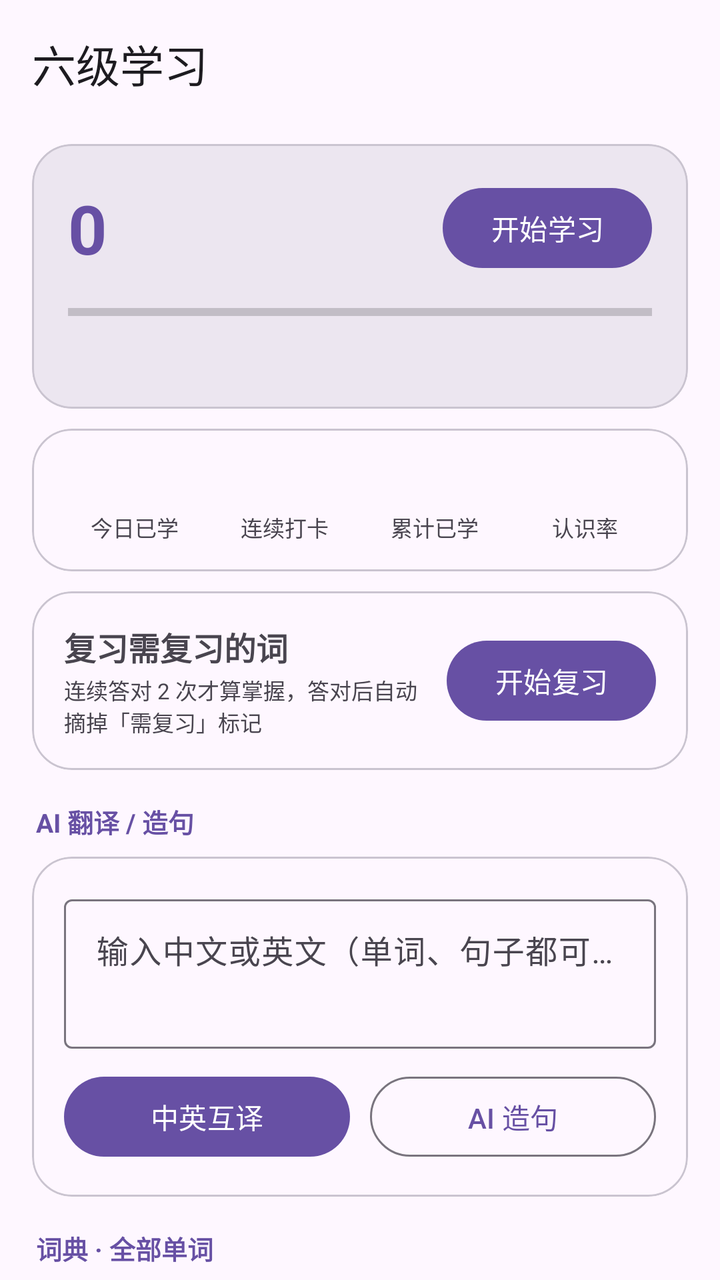
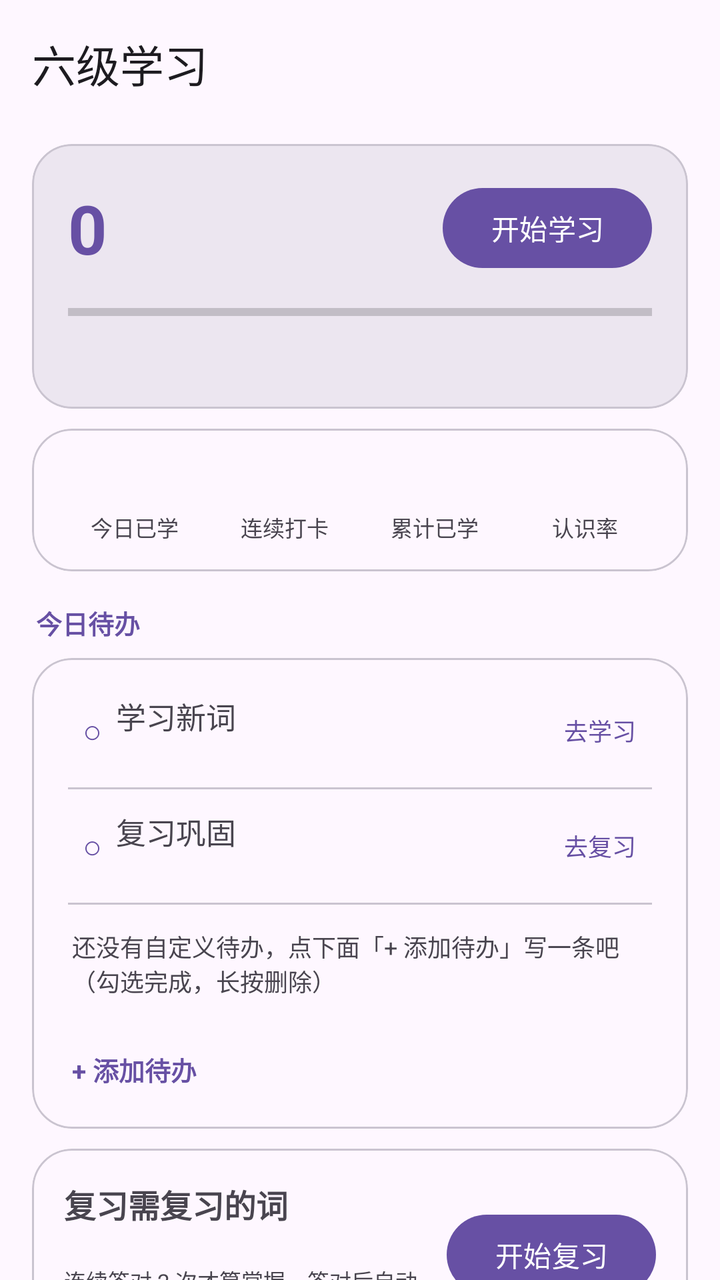

Screens rendered from an Android XML layout before and after an edit, with the pre-edit source and the edit as a unified diff.
<!-- AndroidManifest.xml: application theme Theme.XueTi -->
<!-- res/layout/activity_study_hub.xml -->
<?xml version="1.0" encoding="utf-8"?>
<LinearLayout xmlns:android="http://schemas.android.com/apk/res/android"
    xmlns:app="http://schemas.android.com/apk/res-auto"
    android:layout_width="match_parent"
    android:layout_height="match_parent"
    android:orientation="vertical">

    <com.google.android.material.appbar.MaterialToolbar
        android:id="@+id/toolbar"
        android:layout_width="match_parent"
        android:layout_height="?attr/actionBarSize"
        app:title="@string/study_hub_title" />

    <androidx.core.widget.NestedScrollView
        android:layout_width="match_parent"
        android:layout_height="0dp"
        android:layout_weight="1"
        android:clipToPadding="false"
        android:fillViewport="true"
        android:paddingBottom="20dp">

        <LinearLayout
            android:layout_width="match_parent"
            android:layout_height="wrap_content"
            android:orientation="vertical">

            
            <com.google.android.material.card.MaterialCardView
                android:layout_width="match_parent"
                android:layout_height="wrap_content"
                android:layout_marginHorizontal="16dp"
                android:layout_marginTop="8dp"
                app:cardBackgroundColor="?attr/colorSurfaceContainerHigh"
                app:cardCornerRadius="20dp"
                app:cardElevation="0dp"
                app:strokeColor="?attr/colorOutlineVariant"
                app:strokeWidth="1dp">

                <LinearLayout
                    android:layout_width="match_parent"
                    android:layout_height="wrap_content"
                    android:orientation="vertical"
                    android:padding="18dp">

                    <LinearLayout
                        android:layout_width="match_parent"
                        android:layout_height="wrap_content"
                        android:gravity="center_vertical"
                        android:orientation="horizontal">

                        <TextView
                            android:id="@+id/todayCount"
                            android:layout_width="wrap_content"
                            android:layout_height="wrap_content"
                            android:text="0"
                            android:textColor="?attr/colorPrimary"
                            android:textSize="34sp"
                            android:textStyle="bold" />

                        <TextView
                            android:id="@+id/goalText"
                            android:layout_width="0dp"
                            android:layout_height="wrap_content"
                            android:layout_marginStart="6dp"
                            android:layout_weight="1"
                            android:textColor="?attr/colorOnSurfaceVariant"
                            android:textSize="14sp" />

                        <com.google.android.material.button.MaterialButton
                            android:id="@+id/btnStartStudy"
                            android:layout_width="wrap_content"
                            android:layout_height="wrap_content"
                            android:text="@string/start_study" />
                    </LinearLayout>

                    <ProgressBar
                        android:id="@+id/todayProgress"
                        style="?android:attr/progressBarStyleHorizontal"
                        android:layout_width="match_parent"
                        android:layout_height="wrap_content"
                        android:layout_marginTop="10dp"
                        android:max="20"
                        android:progress="0" />

                    <TextView
                        android:id="@+id/progressHint"
                        android:layout_width="match_parent"
                        android:layout_height="wrap_content"
                        android:layout_marginTop="6dp"
                        android:textColor="?attr/colorOnSurfaceVariant"
                        android:textSize="12sp" />
                </LinearLayout>
            </com.google.android.material.card.MaterialCardView>

            
            <com.google.android.material.card.MaterialCardView
                android:layout_width="match_parent"
                android:layout_height="wrap_content"
                android:layout_marginHorizontal="16dp"
                android:layout_marginTop="10dp"
                app:cardCornerRadius="20dp"
                app:cardElevation="0dp"
                app:strokeColor="?attr/colorOutlineVariant"
                app:strokeWidth="1dp">

                <LinearLayout
                    android:layout_width="match_parent"
                    android:layout_height="wrap_content"
                    android:orientation="horizontal"
                    android:padding="14dp">

                    <LinearLayout
                        android:layout_width="0dp"
                        android:layout_height="wrap_content"
                        android:layout_weight="1"
                        android:gravity="center"
                        android:orientation="vertical">

                        <TextView
                            android:id="@+id/statToday"
                            android:layout_width="wrap_content"
                            android:layout_height="wrap_content"
                            android:textColor="?attr/colorPrimary"
                            android:textSize="20sp"
                            android:textStyle="bold" />

                        <TextView
                            android:layout_width="wrap_content"
                            android:layout_height="wrap_content"
                            android:text="@string/stats_today"
                            android:textColor="?attr/colorOnSurfaceVariant"
                            android:textSize="11sp" />
                    </LinearLayout>

                    <LinearLayout
                        android:layout_width="0dp"
                        android:layout_height="wrap_content"
                        android:layout_weight="1"
                        android:gravity="center"
                        android:orientation="vertical">

                        <TextView
                            android:id="@+id/statStreak"
                            android:layout_width="wrap_content"
                            android:layout_height="wrap_content"
                            android:textColor="?attr/colorPrimary"
                            android:textSize="20sp"
                            android:textStyle="bold" />

                        <TextView
                            android:layout_width="wrap_content"
                            android:layout_height="wrap_content"
                            android:text="@string/stats_streak"
                            android:textColor="?attr/colorOnSurfaceVariant"
                            android:textSize="11sp" />
                    </LinearLayout>

                    <LinearLayout
                        android:layout_width="0dp"
                        android:layout_height="wrap_content"
                        android:layout_weight="1"
                        android:gravity="center"
                        android:orientation="vertical">

                        <TextView
                            android:id="@+id/statTotal"
                            android:layout_width="wrap_content"
                            android:layout_height="wrap_content"
                            android:textColor="?attr/colorPrimary"
                            android:textSize="20sp"
                            android:textStyle="bold" />

                        <TextView
                            android:layout_width="wrap_content"
                            android:layout_height="wrap_content"
                            android:text="@string/stats_total"
                            android:textColor="?attr/colorOnSurfaceVariant"
                            android:textSize="11sp" />
                    </LinearLayout>

                    <LinearLayout
                        android:layout_width="0dp"
                        android:layout_height="wrap_content"
                        android:layout_weight="1"
                        android:gravity="center"
                        android:orientation="vertical">

                        <TextView
                            android:id="@+id/statRate"
                            android:layout_width="wrap_content"
                            android:layout_height="wrap_content"
                            android:textColor="?attr/colorPrimary"
                            android:textSize="20sp"
                            android:textStyle="bold" />

                        <TextView
                            android:layout_width="wrap_content"
                            android:layout_height="wrap_content"
                            android:text="@string/stats_known_rate_label"
                            android:textColor="?attr/colorOnSurfaceVariant"
                            android:textSize="11sp" />
                    </LinearLayout>
                </LinearLayout>
            </com.google.android.material.card.MaterialCardView>

            
            <com.google.android.material.card.MaterialCardView
                android:layout_width="match_parent"
                android:layout_height="wrap_content"
                android:layout_marginHorizontal="16dp"
                android:layout_marginTop="10dp"
                app:cardCornerRadius="20dp"
                app:cardElevation="0dp"
                app:strokeColor="?attr/colorOutlineVariant"
                app:strokeWidth="1dp">

                <LinearLayout
                    android:layout_width="match_parent"
                    android:layout_height="wrap_content"
                    android:gravity="center_vertical"
                    android:orientation="horizontal"
                    android:padding="16dp">

                    <LinearLayout
                        android:layout_width="0dp"
                        android:layout_height="wrap_content"
                        android:layout_weight="1"
                        android:orientation="vertical">

                        <TextView
                            android:id="@+id/reviewCountText"
                            android:layout_width="match_parent"
                            android:layout_height="wrap_content"
                            android:text="@string/review_title"
                            android:textSize="16sp"
                            android:textStyle="bold" />

                        <TextView
                            android:id="@+id/reviewHint"
                            android:layout_width="match_parent"
                            android:layout_height="wrap_content"
                            android:layout_marginTop="2dp"
                            android:text="@string/review_rule_hint"
                            android:textColor="?attr/colorOnSurfaceVariant"
                            android:textSize="11sp" />
                    </LinearLayout>

                    <com.google.android.material.button.MaterialButton
                        android:id="@+id/btnStartReview"
                        android:layout_width="wrap_content"
                        android:layout_height="wrap_content"
                        android:layout_marginStart="10dp"
                        android:text="@string/review_start" />
                </LinearLayout>
            </com.google.android.material.card.MaterialCardView>

            
            <TextView
                android:layout_width="match_parent"
                android:layout_height="wrap_content"
                android:layout_marginTop="16dp"
                android:paddingHorizontal="18dp"
                android:text="@string/hub_ai_section"
                android:textColor="?attr/colorPrimary"
                android:textSize="13sp"
                android:textStyle="bold" />

            <com.google.android.material.card.MaterialCardView
                android:layout_width="match_parent"
                android:layout_height="wrap_content"
                android:layout_marginHorizontal="16dp"
                android:layout_marginTop="8dp"
                app:cardCornerRadius="20dp"
                app:cardElevation="0dp"
                app:strokeColor="?attr/colorOutlineVariant"
                app:strokeWidth="1dp">

                <LinearLayout
                    android:layout_width="match_parent"
                    android:layout_height="wrap_content"
                    android:orientation="vertical"
                    android:padding="16dp">

                    <com.google.android.material.textfield.TextInputLayout
                        style="@style/Widget.Material3.TextInputLayout.OutlinedBox"
                        android:layout_width="match_parent"
                        android:layout_height="wrap_content"
                        android:hint="@string/hub_ai_input_hint">

                        <com.google.android.material.textfield.TextInputEditText
                            android:id="@+id/etAiInput"
                            android:layout_width="match_parent"
                            android:layout_height="wrap_content"
                            android:gravity="top"
                            android:inputType="textMultiLine"
                            android:maxLines="4"
                            android:minLines="2" />
                    </com.google.android.material.textfield.TextInputLayout>

                    <LinearLayout
                        android:layout_width="match_parent"
                        android:layout_height="wrap_content"
                        android:layout_marginTop="10dp"
                        android:orientation="horizontal">

                        <com.google.android.material.button.MaterialButton
                            android:id="@+id/btnAiTranslate"
                            android:layout_width="0dp"
                            android:layout_height="wrap_content"
                            android:layout_weight="1"
                            android:text="@string/hub_ai_translate"
                            android:textSize="14sp" />

                        <com.google.android.material.button.MaterialButton
                            android:id="@+id/btnAiSentence"
                            style="?attr/materialButtonOutlinedStyle"
                            android:layout_width="0dp"
                            android:layout_height="wrap_content"
                            android:layout_marginStart="10dp"
                            android:layout_weight="1"
                            android:text="@string/hub_ai_sentence"
                            android:textSize="14sp" />
                    </LinearLayout>

                    <ProgressBar
                        android:id="@+id/aiProgress"
                        style="?android:attr/progressBarStyleHorizontal"
                        android:layout_width="match_parent"
                        android:layout_height="wrap_content"
                        android:layout_marginTop="8dp"
                        android:indeterminate="true"
                        android:visibility="gone" />
                </LinearLayout>
            </com.google.android.material.card.MaterialCardView>

            
            <LinearLayout
                android:layout_width="match_parent"
                android:layout_height="wrap_content"
                android:layout_marginTop="16dp"
                android:gravity="center_vertical"
                android:orientation="horizontal"
                android:paddingHorizontal="18dp">

                <TextView
                    android:layout_width="0dp"
                    android:layout_height="wrap_content"
                    android:layout_weight="1"
                    android:text="@string/hub_dict_section"
                    android:textColor="?attr/colorPrimary"
                    android:textSize="13sp"
                    android:textStyle="bold" />

                <TextView
                    android:id="@+id/countText"
                    android:layout_width="wrap_content"
                    android:layout_height="wrap_content"
                    android:textColor="?attr/colorOnSurfaceVariant"
                    android:textSize="11sp" />
            </LinearLayout>

            <com.google.android.material.card.MaterialCardView
                android:layout_width="match_parent"
                android:layout_height="wrap_content"
                android:layout_marginHorizontal="16dp"
                android:layout_marginTop="8dp"
                app:cardCornerRadius="20dp"
                app:cardElevation="0dp"
                app:strokeColor="?attr/colorOutlineVariant"
                app:strokeWidth="1dp">

                <LinearLayout
                    android:layout_width="match_parent"
                    android:layout_height="wrap_content"
                    android:orientation="vertical"
                    android:padding="12dp">

                    <com.google.android.material.textfield.TextInputLayout
                        style="@style/Widget.Material3.TextInputLayout.OutlinedBox"
                        android:layout_width="match_parent"
                        android:layout_height="wrap_content"
                        android:hint="@string/dict_search_hint"
                        app:startIconDrawable="@android:drawable/ic_menu_search">

                        <com.google.android.material.textfield.TextInputEditText
                            android:id="@+id/etSearch"
                            android:layout_width="match_parent"
                            android:layout_height="wrap_content"
                            android:imeOptions="actionSearch"
                            android:inputType="text"
                            android:singleLine="true" />
                    </com.google.android.material.textfield.TextInputLayout>

                    <androidx.recyclerview.widget.RecyclerView
                        android:id="@+id/dictList"
                        android:layout_width="match_parent"
                        android:layout_height="360dp"
                        android:layout_marginTop="8dp"
                        android:nestedScrollingEnabled="false" />
                </LinearLayout>
            </com.google.android.material.card.MaterialCardView>

            
            <LinearLayout
                android:layout_width="match_parent"
                android:layout_height="wrap_content"
                android:layout_marginTop="16dp"
                android:gravity="center_vertical"
                android:orientation="horizontal"
                android:paddingHorizontal="18dp">

                <TextView
                    android:id="@+id/wordListTitle"
                    android:layout_width="0dp"
                    android:layout_height="wrap_content"
                    android:layout_weight="1"
                    android:text="@string/word_list_title"
                    android:textColor="?attr/colorPrimary"
                    android:textSize="13sp"
                    android:textStyle="bold" />

                <TextView
                    android:id="@+id/knownRateText"
                    android:layout_width="wrap_content"
                    android:layout_height="wrap_content"
                    android:textColor="?attr/colorOnSurfaceVariant"
                    android:textSize="11sp" />
            </LinearLayout>

            <androidx.recyclerview.widget.RecyclerView
                android:id="@+id/myWordList"
                android:layout_width="match_parent"
                android:layout_height="380dp"
                android:layout_marginTop="4dp"
                android:nestedScrollingEnabled="false"
                android:paddingHorizontal="8dp" />

            <TextView
                android:id="@+id/emptyView"
                android:layout_width="match_parent"
                android:layout_height="wrap_content"
                android:gravity="center"
                android:padding="24dp"
                android:text="@string/empty_word_list"
                android:textColor="?attr/colorOnSurfaceVariant"
                android:textSize="14sp"
                android:visibility="gone" />
        </LinearLayout>
    </androidx.core.widget.NestedScrollView>
</LinearLayout>
<!-- resources referenced by this layout -->
<resources>
  <string name="dict_search_hint">搜索单词或中文释义</string>
  <string name="empty_word_list">还没有学习记录\n去学几个单词吧</string>
  <string name="hub_ai_input_hint">输入中文或英文（单词、句子都可以）</string>
  <string name="hub_ai_section">AI 翻译 / 造句</string>
  <string name="hub_ai_sentence">AI 造句</string>
  <string name="hub_ai_translate">中英互译</string>
  <string name="hub_dict_section">词典 · 全部单词</string>
  <string name="review_rule_hint">连续答对 2 次才算掌握，答对后自动摘掉「需复习」标记</string>
  <string name="review_start">开始复习</string>
  <string name="review_title">复习需复习的词</string>
  <string name="start_study">开始学习</string>
  <string name="stats_known_rate_label">认识率</string>
  <string name="stats_streak">连续打卡</string>
  <string name="stats_today">今日已学</string>
  <string name="stats_total">累计已学</string>
  <string name="study_hub_title">六级学习</string>
  <string name="word_list_title">我的词库</string>
  <style name="Theme.XueTi" parent="Theme.Material3.DayNight.NoActionBar">
          <item name="colorPrimary">@color/primary</item>
          <item name="colorOnPrimary">@color/onPrimary</item>
          <item name="colorPrimaryContainer">@color/primaryContainer</item>
          <item name="colorOnPrimaryContainer">@color/onPrimaryContainer</item>
          <item name="colorSecondary">@color/secondary</item>
          <item name="colorOnSecondary">@color/onSecondary</item>
          <item name="colorSecondaryContainer">@color/secondaryContainer</item>
          <item name="colorOnSecondaryContainer">@color/onSecondaryContainer</item>
          <item name="android:colorBackground">@color/background</item>
          <item name="colorSurface">@color/surface</item>
          <item name="colorOnSurface">@color/onSurface</item>
          <item name="colorSurfaceVariant">@color/surfaceVariant</item>
          <item name="colorOnSurfaceVariant">@color/onSurfaceVariant</item>
          <item name="colorOutline">@color/outline</item>
      </style>
  <color name="primary">#6750A4</color>
  <color name="onPrimary">#FFFFFF</color>
  <color name="primaryContainer">#EADDFF</color>
  <color name="onPrimaryContainer">#21005D</color>
  <color name="secondary">#625B71</color>
  <color name="onSecondary">#FFFFFF</color>
  <color name="secondaryContainer">#E8DEF8</color>
  <color name="onSecondaryContainer">#1D192B</color>
  <color name="background">#FEF7FF</color>
  <color name="surface">#FEF7FF</color>
  <color name="onSurface">#1D1B20</color>
  <color name="surfaceVariant">#E7E0EC</color>
  <color name="onSurfaceVariant">#49454F</color>
  <color name="outline">#79747E</color>
</resources>

<!-- the commit's change to res/layout/activity_study_hub.xml (unified diff, before → after) -->
@@ -204,6 +204,212 @@
             </com.google.android.material.card.MaterialCardView>
 
             
+            <LinearLayout
+                android:layout_width="match_parent"
+                android:layout_height="wrap_content"
+                android:layout_marginTop="16dp"
+                android:gravity="center_vertical"
+                android:orientation="horizontal"
+                android:paddingHorizontal="18dp">
+
+                <TextView
+                    android:layout_width="0dp"
+                    android:layout_height="wrap_content"
+                    android:layout_weight="1"
+                    android:text="@string/todo_title"
+                    android:textColor="?attr/colorPrimary"
+                    android:textSize="13sp"
+                    android:textStyle="bold" />
+
+                <TextView
+                    android:id="@+id/todoClearDone"
+                    android:layout_width="wrap_content"
+                    android:layout_height="wrap_content"
+                    android:layout_marginEnd="10dp"
+                    android:background="?attr/selectableItemBackground"
+                    android:clickable="true"
+                    android:focusable="true"
+                    android:paddingHorizontal="6dp"
+                    android:paddingVertical="2dp"
+                    android:textColor="?attr/colorOnSurfaceVariant"
+                    android:textSize="11sp"
+                    android:visibility="gone" />
+
+                <TextView
+                    android:id="@+id/todoSummary"
+                    android:layout_width="wrap_content"
+                    android:layout_height="wrap_content"
+                    android:textColor="?attr/colorOnSurfaceVariant"
+                    android:textSize="11sp" />
+            </LinearLayout>
+
+            <com.google.android.material.card.MaterialCardView
+                android:layout_width="match_parent"
+                android:layout_height="wrap_content"
+                android:layout_marginHorizontal="16dp"
+                android:layout_marginTop="8dp"
+                app:cardCornerRadius="20dp"
+                app:cardElevation="0dp"
+                app:strokeColor="?attr/colorOutlineVariant"
+                app:strokeWidth="1dp">
+
+                <LinearLayout
+                    android:layout_width="match_parent"
+                    android:layout_height="wrap_content"
+                    android:orientation="vertical"
+                    android:padding="8dp">
+
+                    
+                    <LinearLayout
+                        android:id="@+id/todoStudyRow"
+                        android:layout_width="match_parent"
+                        android:layout_height="wrap_content"
+                        android:background="?attr/selectableItemBackground"
+                        android:clickable="true"
+                        android:focusable="true"
+                        android:gravity="center_vertical"
+                        android:orientation="horizontal"
+                        android:padding="10dp">
+
+                        <TextView
+                            android:id="@+id/todoStudyIcon"
+                            android:layout_width="24dp"
+                            android:layout_height="wrap_content"
+                            android:gravity="center"
+                            android:text="○"
+                            android:textColor="?attr/colorPrimary"
+                            android:textSize="16sp" />
+
+                        <LinearLayout
+                            android:layout_width="0dp"
+                            android:layout_height="wrap_content"
+                            android:layout_weight="1"
+                            android:orientation="vertical">
+
+                            <TextView
+                                android:layout_width="match_parent"
+                                android:layout_height="wrap_content"
+                                android:text="@string/todo_auto_study"
+                                android:textSize="15sp" />
+
+                            <TextView
+                                android:id="@+id/todoStudyState"
+                                android:layout_width="match_parent"
+                                android:layout_height="wrap_content"
+                                android:textColor="?attr/colorOnSurfaceVariant"
+                                android:textSize="11sp" />
+                        </LinearLayout>
+
+                        <TextView
+                            android:id="@+id/todoStudyAction"
+                            android:layout_width="wrap_content"
+                            android:layout_height="wrap_content"
+                            android:background="?attr/selectableItemBackground"
+                            android:paddingHorizontal="8dp"
+                            android:paddingVertical="4dp"
+                            android:text="@string/todo_go_study"
+                            android:textColor="?attr/colorPrimary"
+                            android:textSize="12sp" />
+                    </LinearLayout>
+
+                    <View
+                        android:layout_width="match_parent"
+                        android:layout_height="1dp"
+                        android:layout_marginHorizontal="10dp"
+                        android:background="?attr/colorOutlineVariant" />
+
+                    
+                    <LinearLayout
+                        android:id="@+id/todoReviewRow"
+                        android:layout_width="match_parent"
+                        android:layout_height="wrap_content"
+                        android:background="?attr/selectableItemBackground"
+                        android:clickable="true"
+                        android:focusable="true"
+                        android:gravity="center_vertical"
+                        android:orientation="horizontal"
+                        android:padding="10dp">
+
+                        <TextView
+                            android:id="@+id/todoReviewIcon"
+                            android:layout_width="24dp"
+                            android:layout_height="wrap_content"
+                            android:gravity="center"
+                            android:text="○"
+                            android:textColor="?attr/colorPrimary"
+                            android:textSize="16sp" />
+
+                        <LinearLayout
+                            android:layout_width="0dp"
+                            android:layout_height="wrap_content"
+                            android:layout_weight="1"
+                            android:orientation="vertical">
+
+                            <TextView
+                                android:layout_width="match_parent"
+                                android:layout_height="wrap_content"
+                                android:text="@string/todo_auto_review"
+                                android:textSize="15sp" />
+
+                            <TextView
+                                android:id="@+id/todoReviewState"
+                                android:layout_width="match_parent"
+                                android:layout_height="wrap_content"
+                                android:textColor="?attr/colorOnSurfaceVariant"
+                                android:textSize="11sp" />
+                        </LinearLayout>
+
+                        <TextView
+                            android:id="@+id/todoReviewAction"
+                            android:layout_width="wrap_content"
+                            android:layout_height="wrap_content"
+                            android:background="?attr/selectableItemBackground"
+                            android:paddingHorizontal="8dp"
+                            android:paddingVertical="4dp"
+                            android:text="@string/todo_go_review"
+                            android:textColor="?attr/colorPrimary"
+                            android:textSize="12sp" />
+                    </LinearLayout>
+
+                    <View
+                        android:layout_width="match_parent"
+                        android:layout_height="1dp"
+                        android:layout_marginHorizontal="10dp"
+                        android:background="?attr/colorOutlineVariant" />
+
+                    
+                    <LinearLayout
+                        android:id="@+id/todoListContainer"
+                        android:layout_width="match_parent"
+                        android:layout_height="wrap_content"
+                        android:orientation="vertical" />
+
+                    <TextView
+                        android:id="@+id/todoEmpty"
+                        android:layout_width="match_parent"
+                        android:layout_height="wrap_content"
+                        android:padding="12dp"
+                        android:text="@string/todo_empty"
+                        android:textColor="?attr/colorOnSurfaceVariant"
+                        android:textSize="12sp" />
+
+                    <TextView
+                        android:id="@+id/btnAddTodo"
+                        android:layout_width="match_parent"
+                        android:layout_height="wrap_content"
+                        android:layout_marginTop="2dp"
+                        android:background="?attr/selectableItemBackground"
+                        android:clickable="true"
+                        android:focusable="true"
+                        android:padding="12dp"
+                        android:text="@string/todo_add"
+                        android:textColor="?attr/colorPrimary"
+                        android:textSize="13sp"
+                        android:textStyle="bold" />
+                </LinearLayout>
+            </com.google.android.material.card.MaterialCardView>
+
+            
             <com.google.android.material.card.MaterialCardView
                 android:layout_width="match_parent"
                 android:layout_height="wrap_content"
@@ -234,6 +440,14 @@
                             android:text="@string/review_title"
                             android:textSize="16sp"
                             android:textStyle="bold" />
+
+                        <TextView
+                            android:id="@+id/reviewBreakdown"
+                            android:layout_width="match_parent"
+                            android:layout_height="wrap_content"
+                            android:layout_marginTop="2dp"
+                            android:textColor="?attr/colorOnSurfaceVariant"
+                            android:textSize="11sp" />
 
                         <TextView
                             android:id="@+id/reviewHint"
<!-- resource entries referenced after the edit -->
@@ -16,6 +16,13 @@
   <string name="stats_today">今日已学</string>
   <string name="stats_total">累计已学</string>
   <string name="study_hub_title">六级学习</string>
+  <string name="todo_add">+ 添加待办</string>
+  <string name="todo_auto_review">复习巩固</string>
+  <string name="todo_auto_study">学习新词</string>
+  <string name="todo_empty">还没有自定义待办，点下面「+ 添加待办」写一条吧（勾选完成，长按删除）</string>
+  <string name="todo_go_review">去复习</string>
+  <string name="todo_go_study">去学习</string>
+  <string name="todo_title">今日待办</string>
   <string name="word_list_title">我的词库</string>
   <style name="Theme.XueTi" parent="Theme.Material3.DayNight.NoActionBar">
           <item name="colorPrimary">@color/primary</item>
